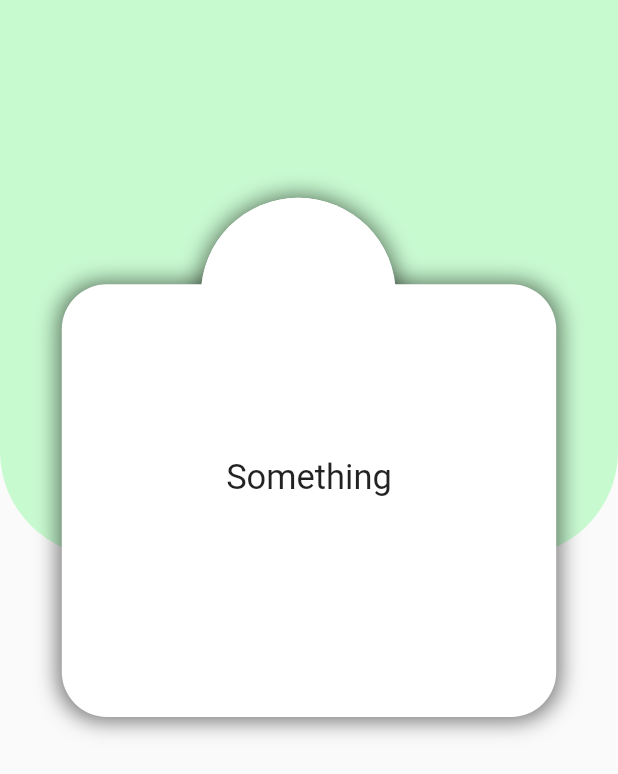
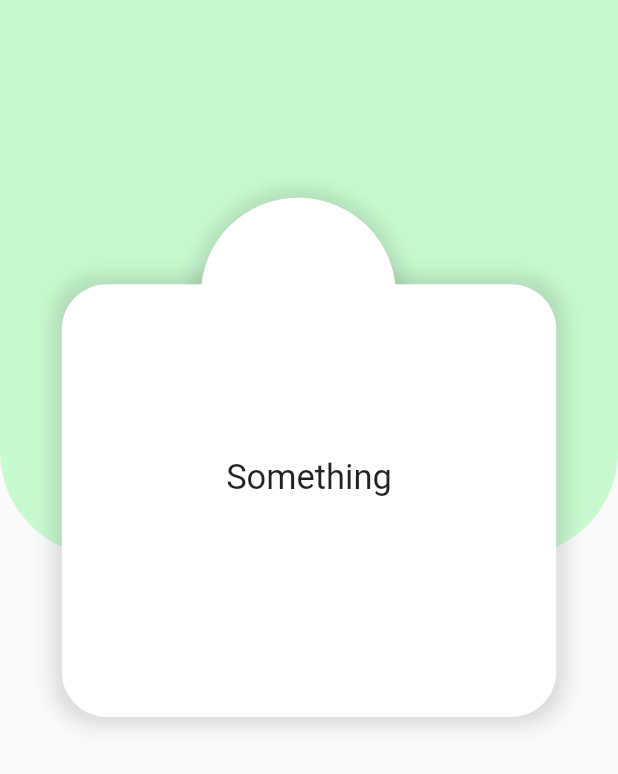
Before and after one commit to d2207-sahu/ayuda, a Flutter app: the LoadingScreen screen opened directly, on a phone screen of 412 x 824 dp. Shown: the top 774 px of the screen. Run offline on Flutter 3.47's test engine with Material 2 defaults, Android fonts, the phone set to English and light mode, and no system bars.

Commit message:
Merged Arnav new

```diff
--- a/lib/Utils/TextStyles.dart
+++ b/lib/Utils/TextStyles.dart
@@ -9,6 +9,8 @@ final heading = TextStyle(
     color: darkColor,
     fontSize: 20,
     fontWeight: FontWeight.bold,
+    wordSpacing: 20,
+    letterSpacing: 1,
     fontFamily: 'iCiel Gotham');
 
 final subNormal =
--- a/lib/main.dart
+++ b/lib/main.dart
@@ -1,6 +1,3 @@
-
-import 'package:ayuda/screens/CommonWidgets/question_card.dart';
-import 'package:ayuda/screens/loading_screen.dart';
 import 'Utils/Colors.dart';
 import 'screens/home_screen.dart';
 import 'package:flutter/material.dart';
@@ -27,7 +24,7 @@ class MyApp extends StatelessWidget {
         ),
 
         ///  Placing Different Screen to make the UI for Now.
-        home: QuizScreen(),
+        home: HomeScreen(),
       ),
     );
   }
--- a/lib/screens/CommonWidgets/question_card.dart
+++ b/lib/screens/CommonWidgets/question_card.dart
@@ -31,10 +31,10 @@ class QuestionCard extends StatelessWidget {
             shape: BoxShape.circle,
             boxShadow: [
               BoxShadow(
-                color: Colors.black54,
-                offset: const Offset(0, 0.5),
-                blurRadius: 12,
-                spreadRadius: 2,
+                color: shadowColor,
+                offset: const Offset(0, 0),
+                blurRadius: 10,
+                spreadRadius: 6,
               ),
             ],
           ),
@@ -47,10 +47,10 @@ class QuestionCard extends StatelessWidget {
           decoration: BoxDecoration(
             boxShadow: [
               BoxShadow(
-                color: Colors.black54,
-                offset: const Offset(0, 0.5),
-                blurRadius: 12,
-                spreadRadius: 2,
+                color: shadowColor,
+                offset: const Offset(0, 0),
+                blurRadius: 10,
+                spreadRadius: 6,
               )
             ],
             borderRadius: BorderRadius.circular(30),
@@ -81,24 +81,6 @@ class QuestionCard extends StatelessWidget {
             shape: BoxShape.circle,
           ),
         ),
-//        Container(
-//            margin: EdgeInsets.only(
-//                left: screenWidth * 0.35,
-//                right: screenWidth * 0.35,
-//                top: screenHeight * 0.16),
-//            child: Stack(
-//              alignment: Alignment.center,
-//              children: [
-//                CircleAvatar(
-//                  radius: 55,
-//                  backgroundColor: contrastColor,
-//                ),
-//                CircleAvatar(
-//                  radius: 40,
-//                  backgroundColor: mainColor,
-//                ),
-//              ],
-//            ))
       ],
     );
   }
```
Also changed, not shown: lib/screens/CommonWidgets/LeaderBoardTile.dart (+8 -3 lines), lib/screens/CommonWidgets/ScheduleTile.dart (+12 -8 lines).
